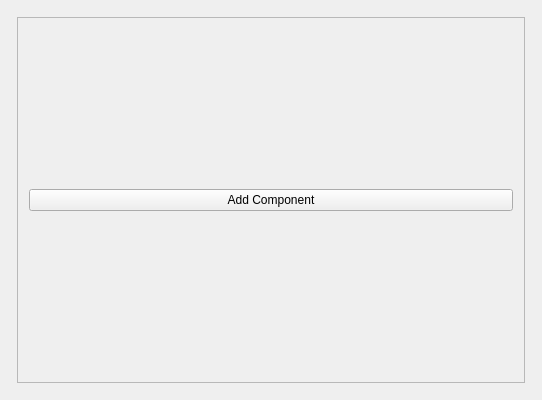
Above: desktop app/project/resources/StageWidget.ui from BenitezDev/GymkhanaCreator before the change. Below: the same form after it.
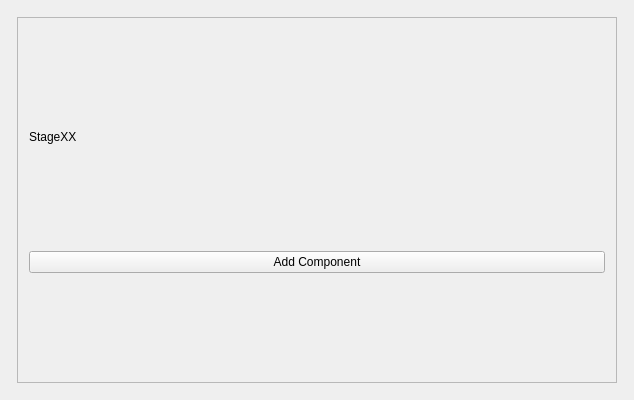
That is the form after the change.

Commit message: fix routes and stages

```diff
--- a/desktop app/project/resources/StageWidget.ui
+++ b/desktop app/project/resources/StageWidget.ui
@@ -6,14 +6,14 @@
    <rect>
     <x>0</x>
     <y>0</y>
-    <width>542</width>
+    <width>634</width>
     <height>400</height>
    </rect>
   </property>
   <property name="minimumSize">
    <size>
     <width>0</width>
-    <height>200</height>
+    <height>300</height>
    </size>
   </property>
   <property name="maximumSize">
@@ -37,8 +37,8 @@
     </widget>
    </item>
    <item row="1" column="1">
-    <layout class="QHBoxLayout" name="horizontalLayout">
-     <item>
+    <layout class="QGridLayout" name="gridLayout_3">
+     <item row="0" column="0">
       <widget class="QScrollArea" name="scrollArea">
        <property name="widgetResizable">
         <bool>true</bool>
@@ -48,12 +48,15 @@
          <rect>
           <x>0</x>
           <y>0</y>
-          <width>488</width>
+          <width>580</width>
           <height>346</height>
          </rect>
         </property>
         <layout class="QGridLayout" name="gridLayout_2">
          <item row="1" column="0">
+          <layout class="QVBoxLayout" name="ComponentLayout"/>
+         </item>
+         <item row="2" column="0">
           <widget class="QPushButton" name="AddComponent">
            <property name="text">
             <string>Add Component</string>
@@ -61,7 +64,17 @@
           </widget>
          </item>
          <item row="0" column="0">
-          <layout class="QVBoxLayout" name="ComponentLayout"/>
+          <widget class="QLabel" name="StageXX">
+           <property name="maximumSize">
+            <size>
+             <width>16777215</width>
+             <height>20</height>
+            </size>
+           </property>
+           <property name="text">
+            <string>StageXX</string>
+           </property>
+          </widget>
          </item>
         </layout>
        </widget>
```
Left out of the diff: 60 changed lines with no effect on the pictures. The commit also changes 4 other files.
